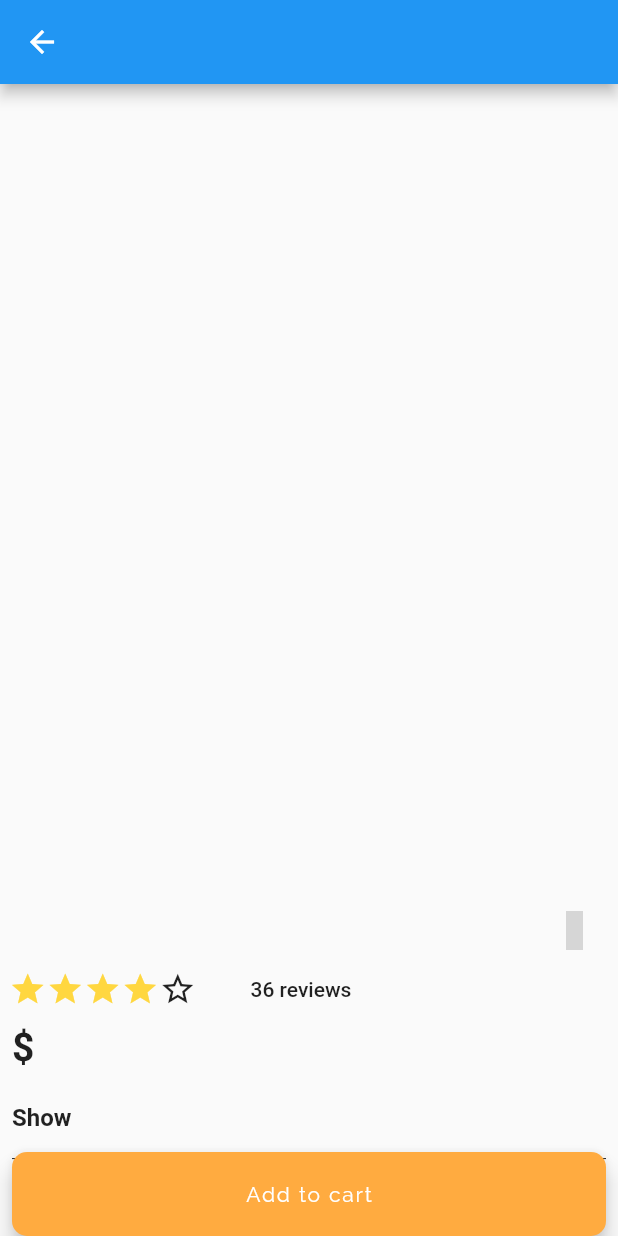
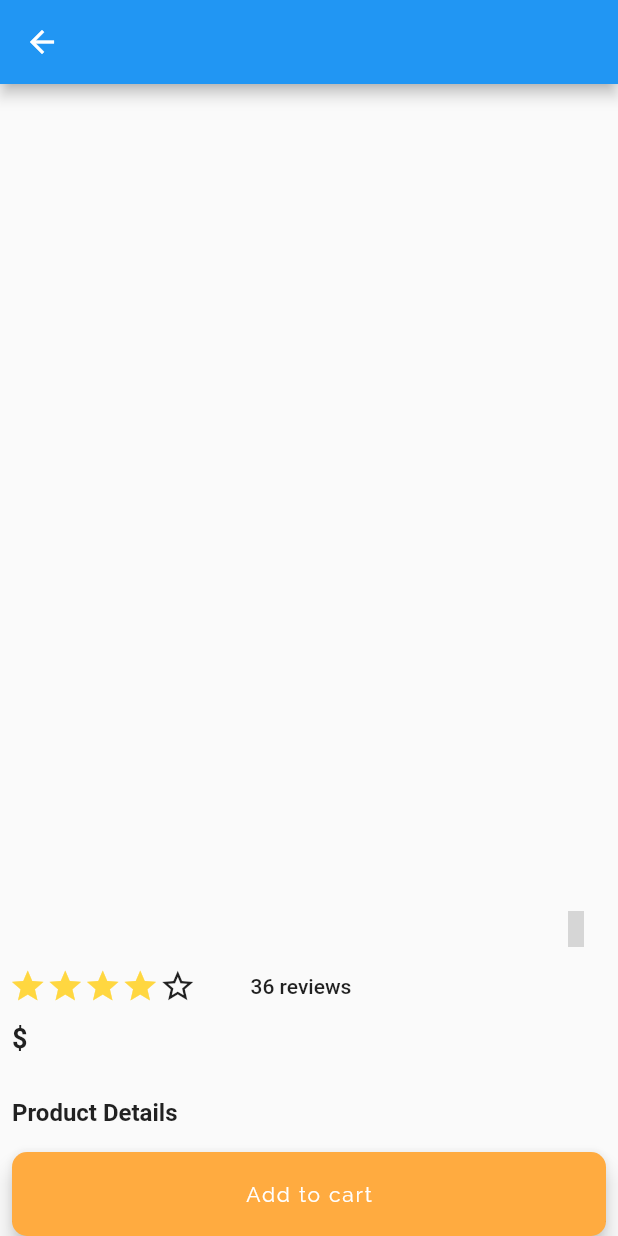
Before and after one commit to mithilesh-parmar/Flutter-E_Commerce, a Flutter app: the DetailPage screen opened directly with empty values, on a phone screen of 412 x 824 dp. Run offline on Flutter 3.47's test engine with Material 2 defaults, Android fonts, the phone set to English and light mode, and no system bars; drawn by our look-alikes of carousel_slider, smooth_star_rating; our stand-ins replace badges, flutter_icons; missing offline and left inert: lipsum; network calls fail; grey boxes are pictures that could not be loaded.

Commit message:
product attributes ui  added

```diff
--- a/lib/screens/Detail_Page.dart
+++ b/lib/screens/Detail_Page.dart
@@ -1,4 +1,5 @@
 import 'package:carousel_slider/carousel_slider.dart';
+import 'package:e_commerce/widgets/AttributesCard.dart';
 import 'package:flutter/material.dart';
 import 'package:e_commerce/model/woocommerce_product.dart';
 import 'package:flutter_icons/flutter_icons.dart';
@@ -50,7 +51,6 @@ class _DetailPageState extends State<DetailPage> {
                   src:
                       widget._product.images.map((value) => value.src).toList(),
                 ),
-
                 SizedBox(
                   height: 50,
                 ),
@@ -63,8 +63,9 @@ class _DetailPageState extends State<DetailPage> {
                       child: Text(
                         "${widget._product.name}",
                         style: TextStyle(
-                          fontSize: 26,
-                          fontWeight: FontWeight.w700,
+                          fontSize: 24,
+                          fontFamily: 'Raleway',
+                          fontWeight: FontWeight.bold,
                         ),
                       ),
                     ),
@@ -73,34 +74,19 @@ class _DetailPageState extends State<DetailPage> {
                       padding: const EdgeInsets.symmetric(horizontal: 8.0),
                       child: GestureDetector(
                         onTap: () {},
-                        child: Container(
+                        child: AnimatedContainer(
                           padding: EdgeInsets.only(left: 8, right: 8),
                           decoration: BoxDecoration(
                             shape: BoxShape.circle,
                           ),
                           child: Icon(
                             Feather.getIconData("heart"),
-                            size: 26,
                             color: Theme.of(context).textTheme.title.color,
                           ),
+                          duration: Duration(milliseconds: 100),
                         ),
                       ),
                     ),
-//                    RawMaterialButton(
-//                      splashColor: Colors.red,
-//                      onPressed: () {},
-//                      elevation: 0,
-//                      fillColor: Theme.of(context).backgroundColor,
-//                      shape: CircleBorder(),
-//                      child: Padding(
-//                        padding: EdgeInsets.all(5),
-//                        child: Icon(
-//                          Feather.getIconData("heart"),
-//                          size: 30,
-//                          color: Theme.of(context).textTheme.title.color,
-//                        ),
-//                      ),
-//                    )
                   ],
                 ),
 
@@ -140,13 +126,43 @@ class _DetailPageState extends State<DetailPage> {
                   child: Text(
                     "\$${widget._product.price}",
                     style: TextStyle(
-                      fontSize: 26,
+                      fontSize: 18,
                       fontWeight: FontWeight.bold,
                     ),
                   ),
                 ),
 
-                SizedBox(height: 6),
+                SizedBox(
+                  height: 30,
+                ),
+
+                Container(
+                  child: widget._product.attributes.length > 0
+                      ? Padding(
+                          padding: const EdgeInsets.only(
+                              left: 8.0, right: 8, bottom: 8),
+                          child: AttributesView(
+                            title: widget._product.attributes[0].name,
+                            attributes: widget._product.attributes[0].options,
+                          ),
+                        )
+                      : null,
+                ),
+
+                SizedBox(
+                  height: widget._product.attributes.length > 0 ? 30 : 0,
+                ),
+
+                Padding(
+                  padding: const EdgeInsets.only(left: 8.0),
+                  child: Text(
+                    "Product Details",
+                    style: TextStyle(fontSize: 16, fontWeight: FontWeight.bold),
+                  ),
+                ),
+                SizedBox(
+                  height: 10,
+                ),
                 Padding(
                     padding: const EdgeInsets.only(left: 8.0, right: 8),
                     child: AnimatedCrossFade(
```
Also changed, not shown: lib/widgets/AttributesCard.dart (added, +101 -0 lines).
